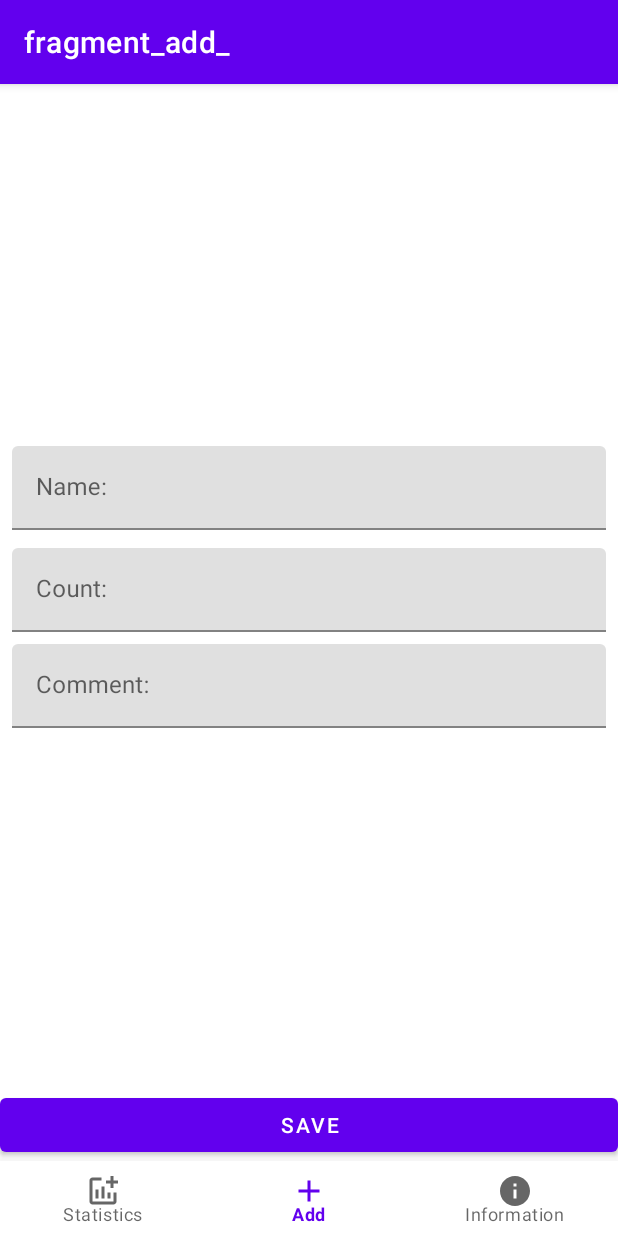
After one commit to YungDenn/CoinKeeper, an Android app: the fragment FinanceItemFragment placed in its activity, on a phone screen of 412 x 824 dp. The commit adds this screen. Run offline under Robolectric (Android 15) with nearby library versions, the phone set to English and light mode, and no system bars; our stand-ins replace navigation-ui.

Commit message:
Create empty Finance Item

```diff
--- /dev/null
+++ b/app/src/main/java/com/example/coinkeeper/presentation/FinanceItemFragment.kt
@@ -0,0 +1,67 @@
+package com.example.coinkeeper.presentation
+
+import android.os.Bundle
+import androidx.fragment.app.Fragment
+import android.view.LayoutInflater
+import android.view.View
+import android.view.ViewGroup
+import com.example.coinkeeper.R
+
+// TODO: Rename parameter arguments, choose names that match
+// the fragment initialization parameters, e.g. ARG_ITEM_NUMBER
+private const val ARG_PARAM1 = "param1"
+private const val ARG_PARAM2 = "param2"
+
+/**
+ * A simple [Fragment] subclass.
+ * Use the [FinanceItemFragment.newInstance] factory method to
+ * create an instance of this fragment.
+ */
+class FinanceItemFragment : Fragment() {
+    // TODO: Rename and change types of parameters
+    private var param1: String? = null
+    private var param2: String? = null
+
+    override fun onCreate(savedInstanceState: Bundle?) {
+        super.onCreate(savedInstanceState)
+        arguments?.let {
+            param1 = it.getString(ARG_PARAM1)
+            param2 = it.getString(ARG_PARAM2)
+        }
+    }
+
+    override fun onCreateView(
+        inflater: LayoutInflater, container: ViewGroup?,
+        savedInstanceState: Bundle?
+    ): View? {
+        // Inflate the layout for this fragment
+        return inflater.inflate(R.layout.fragment_finance_item, container, false)
+    }
+
+    companion object {
+        private const val SCREEN_MODE = "extra_mode"
+        private const val SHOP_ITEM_ID = "extra_shop_item_id"
+        private const val MODE_EDIT = "mode_edit"
+        private const val MODE_ADD = "mode_add"
+        private const val MODE_UNKNOWN = ""
+
+        fun newInstanceAddItem(): FinanceItemFragment {
+            return FinanceItemFragment().apply {
+                arguments = Bundle().apply {
+                    putString(SCREEN_MODE, MODE_ADD)
+                }
+            }
+        }
+
+        fun newInstanceEditItem(shopItemId: Int): FinanceItemFragment {
+            //return ShopItemFragment(MODE_EDIT, shopItemId)
+            return FinanceItemFragment().apply {
+                arguments = Bundle().apply {
+                    putString(SCREEN_MODE, MODE_EDIT)
+                    putInt(SHOP_ITEM_ID, shopItemId)
+                }
+            }
+        }
+
+    }
+}
--- a/app/src/main/res/drawable/ic_baseline_add_24.xml
+++ b/app/src/main/res/drawable/ic_baseline_add_24.xml
@@ -1,4 +1,4 @@
-<vector android:height="24dp" android:tint="#000000"
+<vector android:height="24dp" android:tint="#FFFFFF"
     android:viewportHeight="24" android:viewportWidth="24"
     android:width="24dp" xmlns:android="http://schemas.android.com/apk/res/android">
     <path android:fillColor="@android:color/white" android:pathData="M19,13h-6v6h-2v-6H5v-2h6V5h2v6h6v2z"/>
--- a/app/src/main/res/layout/activity_main.xml
+++ b/app/src/main/res/layout/activity_main.xml
@@ -26,8 +26,10 @@
         app:layout_constraintBottom_toBottomOf="parent"
         app:layout_constraintEnd_toEndOf="parent"
         app:layout_constraintStart_toStartOf="parent"
-        app:menu="@menu/bottom_menu" >
+        app:menu="@menu/bottom_menu">
 
     </com.google.android.material.bottomnavigation.BottomNavigationView>
 
+
+
 </androidx.constraintlayout.widget.ConstraintLayout>
--- /dev/null
+++ b/app/src/main/res/layout/fragment_finance_item.xml
@@ -0,0 +1,82 @@
+<?xml version="1.0" encoding="utf-8"?>
+<androidx.constraintlayout.widget.ConstraintLayout xmlns:android="http://schemas.android.com/apk/res/android"
+    xmlns:app="http://schemas.android.com/apk/res-auto"
+    xmlns:tools="http://schemas.android.com/tools"
+    android:layout_width="match_parent"
+    android:layout_height="match_parent"
+    tools:context=".presentation.FinanceItemFragment">
+
+    <com.google.android.material.textfield.TextInputLayout
+        android:id="@+id/til_name"
+        android:layout_width="0dp"
+        android:layout_height="wrap_content"
+        android:layout_marginStart="8dp"
+        android:layout_marginEnd="8dp"
+        android:layout_marginBottom="4dp"
+        app:layout_constraintBottom_toTopOf="@id/til_count"
+        app:layout_constraintEnd_toEndOf="parent"
+        app:layout_constraintStart_toStartOf="parent"
+        app:layout_constraintTop_toTopOf="parent"
+        app:layout_constraintVertical_chainStyle="packed">
+
+        <com.google.android.material.textfield.TextInputEditText
+            android:id="@+id/et_name"
+            android:layout_width="match_parent"
+            android:layout_height="wrap_content"
+            android:hint="@string/hint_name_add_item"
+            android:inputType="textCapWords" />
+    </com.google.android.material.textfield.TextInputLayout>
+
+
+
+    <com.google.android.material.textfield.TextInputLayout
+        android:id="@+id/til_count"
+        android:layout_width="0dp"
+        android:layout_height="wrap_content"
+        android:layout_marginStart="8dp"
+        android:layout_marginTop="8dp"
+        android:layout_marginEnd="8dp"
+        app:layout_constraintBottom_toTopOf="@+id/til_comment"
+        app:layout_constraintEnd_toEndOf="parent"
+        app:layout_constraintStart_toStartOf="parent"
+        app:layout_constraintTop_toBottomOf="@+id/til_name">
+
+        <com.google.android.material.textfield.TextInputEditText
+            android:id="@+id/et_count"
+            android:layout_width="match_parent"
+            android:layout_height="wrap_content"
+            android:hint="@string/hint_count_add_item"
+            android:inputType="number" />
+    </com.google.android.material.textfield.TextInputLayout>
+
+    <com.google.android.material.textfield.TextInputLayout
+        android:id="@+id/til_comment"
+        android:layout_width="0dp"
+        android:layout_height="wrap_content"
+        android:layout_marginStart="8dp"
+        android:layout_marginEnd="8dp"
+        android:layout_marginTop="8dp"
+
+        app:layout_constraintBottom_toTopOf="@id/save_button"
+        app:layout_constraintEnd_toEndOf="parent"
+        app:layout_constraintStart_toStartOf="parent"
+        app:layout_constraintTop_toBottomOf="@id/til_count"
+        app:layout_constraintVertical_chainStyle="packed">
+
+        <com.google.android.material.textfield.TextInputEditText
+            android:id="@+id/et_comment"
+            android:layout_width="match_parent"
+            android:layout_height="wrap_content"
+            android:hint="@string/hint_comment_add_item"
+            android:inputType="textCapWords" />
+    </com.google.android.material.textfield.TextInputLayout>
+
+    <Button
+        android:id="@+id/save_button"
+        android:layout_width="0dp"
+        android:layout_height="wrap_content"
+        android:text="@string/hint_bSave_add_item"
+        app:layout_constraintBottom_toBottomOf="parent"
+        app:layout_constraintEnd_toEndOf="parent"
+        app:layout_constraintStart_toStartOf="parent" />
+</androidx.constraintlayout.widget.ConstraintLayout>
--- a/app/src/main/res/values/colors.xml
+++ b/app/src/main/res/values/colors.xml
@@ -9,4 +9,6 @@
     <color name="white">#FFFFFFFF</color>
     <color name="income_finance_item">#4AE677</color>
     <color name="expense_finance_item">#E64A6E</color>
+    <color name="minusB_color">#FF0057</color>
+    <color name="addB_color">#89FF00</color>
 </resources>
--- a/app/src/main/res/values/strings.xml
+++ b/app/src/main/res/values/strings.xml
@@ -1,4 +1,10 @@
 <resources>
     <string name="app_name">CoinKeeper</string>
+    <!-- TODO: Remove or change this placeholder text -->
+    <string name="hello_blank_fragment">Hello blank fragment</string>
+    <string name="hint_name_add_item">Name:</string>
+    <string name="hint_count_add_item">Count:</string>
+    <string name="hint_bSave_add_item">Save</string>
+    <string name="hint_comment_add_item">Comment:</string>
 
 </resources>
```
Also changed, not shown: app/src/main/java/com/example/coinkeeper/presentation/Add_Fragment.kt (+19 -2 lines), app/src/main/java/com/example/coinkeeper/presentation/MainActivity.kt (+0 -30 lines), app/src/main/res/layout/fragment_add_.xml (+25 -0 lines), app/src/main/res/drawable/minus.png (added).
